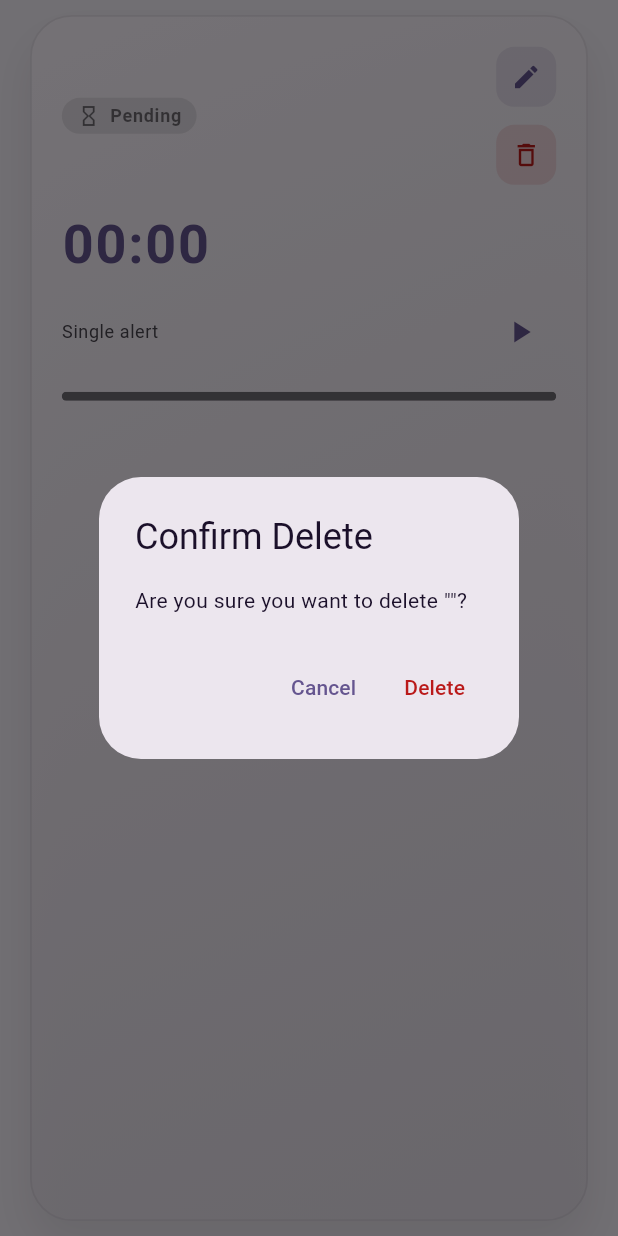
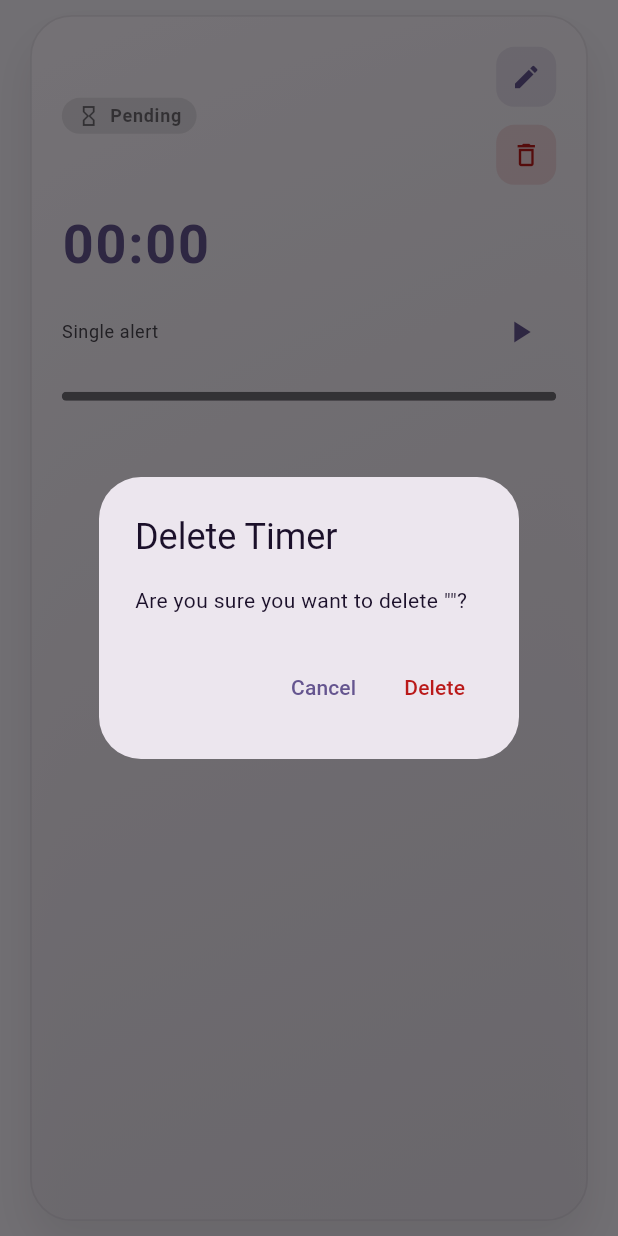
Before and after one commit to a58161017/kiuno-timer, a Flutter app: the TimerCardWidget widget shown alone on an empty page, opened directly with empty values, after a tap on the "delete outline" icon, on a phone screen of 412 x 824 dp. Run offline on Flutter 3.47's test engine with Material 3 defaults, Android fonts, the light colour scheme and no system bars; our stand-ins replace audioplayers, flutter_local_notifications, flutter_riverpod, shared_preferences, vibration; accounts and stored records are empty.

Commit message:
Provide in-repo localizations implementation

```diff
--- /dev/null
+++ b/lib/application/locale_provider.dart
@@ -0,0 +1,4 @@
+import 'package:flutter/widgets.dart';
+import 'package:flutter_riverpod/flutter_riverpod.dart';
+
+final currentLocaleProvider = StateProvider<Locale>((ref) => const Locale('en'));
--- /dev/null
+++ b/lib/l10n/app_en.arb
@@ -0,0 +1,64 @@
+{
+  "@@locale": "en",
+  "appTitle": "Kiuno Timer",
+  "timerListTitle": "My Timers",
+  "welcomeBack": "Welcome back",
+  "timerCount": "{count, plural, one {You have {count} timer} other {You have {count} timers}}",
+  "@timerCount": {
+    "description": "Displays how many timers the user has",
+    "placeholders": {
+      "count": {
+        "type": "int"
+      }
+    }
+  },
+  "emptyStateTitle": "Create your first timer",
+  "emptyStateDescription": "Organise workouts, focus sessions or reminders with beautifully crafted timers.",
+  "emptyStateAction": "Add timer",
+  "deleteTimerTitle": "Delete Timer",
+  "deleteTimerMessage": "Are you sure you want to delete \"{timerName}\"?",
+  "@deleteTimerMessage": {
+    "description": "Confirmation message shown before deleting a timer",
+    "placeholders": {
+      "timerName": {}
+    }
+  },
+  "cancelButton": "Cancel",
+  "deleteButton": "Delete",
+  "newTimerButton": "New Timer",
+  "addTimerTitleNew": "Add New Timer",
+  "addTimerTitleEdit": "Edit Timer",
+  "timerDetailsSection": "Timer details",
+  "timerNameLabel": "Timer Name",
+  "timerNameHint": "E.g., Focus Session",
+  "timerNameEmptyError": "Please enter a timer name",
+  "minutesLabel": "Minutes",
+  "secondsLabel": "Seconds",
+  "secondsRangeError": "Enter a value between 0 and 59",
+  "alertUntilStoppedLabel": "Alert until stopped",
+  "alertUntilStoppedDescription": "Keeps playing sound and vibration until you manually stop it.",
+  "saveTimer": "Save Timer",
+  "updateTimer": "Update Timer",
+  "singleAlertLabel": "Single alert",
+  "resumeAction": "Resume",
+  "startAction": "Start",
+  "pauseAction": "Pause",
+  "stopAction": "Stop",
+  "resetAction": "Reset",
+  "editTimerTooltip": "Edit Timer",
+  "deleteTimerTooltip": "Delete Timer",
+  "timerStatusPending": "Pending",
+  "timerStatusRunning": "Running",
+  "timerStatusPaused": "Paused",
+  "timerStatusFinished": "Finished",
+  "timerStatusAlerting": "Alerting",
+  "notificationTimerFinishedTicker": "Timer finished",
+  "notificationTimerFinishedTitle": "Timer finished",
+  "notificationTimerFinishedBody": "{timerName} has completed",
+  "@notificationTimerFinishedBody": {
+    "description": "Body text for timer finished notification",
+    "placeholders": {
+      "timerName": {}
+    }
+  }
+}
--- /dev/null
+++ b/lib/l10n/app_localizations.dart
@@ -0,0 +1,256 @@
+import 'dart:async';
+
+import 'package:flutter/foundation.dart';
+import 'package:flutter/widgets.dart';
+import 'package:flutter_localizations/flutter_localizations.dart';
+
+/// Simple localization class that provides English and Traditional Chinese
+/// strings without relying on Flutter's generated localization tool.
+class AppLocalizations {
+  AppLocalizations._(this.locale);
+
+  /// The locale that is actively used by this localization instance.
+  final Locale locale;
+
+  /// Delegate used by Flutter to load the localizations.
+  static const LocalizationsDelegate<AppLocalizations> delegate =
+      _AppLocalizationsDelegate();
+
+  /// Delegates consumed by [MaterialApp.localizationsDelegates].
+  static const List<LocalizationsDelegate<dynamic>> localizationsDelegates = [
+    delegate,
+    GlobalMaterialLocalizations.delegate,
+    GlobalWidgetsLocalizations.delegate,
+    GlobalCupertinoLocalizations.delegate,
+  ];
+
+  /// Locales supported by the application.
+  static const List<Locale> supportedLocales = [
+    Locale('en'),
+    Locale('zh', 'TW'),
+  ];
+
+  /// Lookup the closest [AppLocalizations] inside the widget tree.
+  static AppLocalizations? of(BuildContext context) {
+    return Localizations.of<AppLocalizations>(context, AppLocalizations);
+  }
+
+  /// Resolves the locale that should be used by the app. Only locales using
+  /// Traditional Chinese (Taiwan) are mapped to `zh_TW`; all other locales fall
+  /// back to English.
+  static Locale resolveLocale(Locale? locale, Iterable<Locale> supportedLocales) {
+    final resolved = _resolveLocale(locale);
+    return supportedLocales.firstWhere(
+      (supported) =>
+          supported.languageCode == resolved.languageCode &&
+          (supported.countryCode ?? '') == (resolved.countryCode ?? ''),
+      orElse: () => supportedLocales.first,
+    );
+  }
+
+  /// Synchronously loads the localization data.
+  static Future<AppLocalizations> load(Locale locale) {
+    return SynchronousFuture<AppLocalizations>(
+      AppLocalizations._(_resolveLocale(locale)),
+    );
+  }
+
+  static Locale _resolveLocale(Locale? locale) {
+    if (locale == null) {
+      return const Locale('en');
+    }
+
+    final languageCode = locale.languageCode.toLowerCase();
+    final countryCode = (locale.countryCode ?? '').toUpperCase();
+    final scriptCode = (locale.scriptCode ?? '').toLowerCase();
+
+    if (languageCode == 'zh' && (countryCode == 'TW' || scriptCode == 'hant')) {
+      return const Locale('zh', 'TW');
+    }
+
+    return const Locale('en');
+  }
+
+  String get _localeKey =>
+      locale.languageCode == 'zh' ? 'zh_TW' : _fallbackLocaleKey;
+
+  String get _fallbackLocaleKey => 'en';
+
+  String _string(String key) {
+    final values = _localizedValues[_localeKey];
+    if (values != null && values.containsKey(key)) {
+      return values[key]!;
+    }
+    final fallbackValues = _localizedValues[_fallbackLocaleKey]!;
+    return fallbackValues[key] ?? '';
+  }
+
+  String get appTitle => _string('appTitle');
+  String get timerListTitle => _string('timerListTitle');
+  String get welcomeBack => _string('welcomeBack');
+  String get emptyStateTitle => _string('emptyStateTitle');
+  String get emptyStateDescription => _string('emptyStateDescription');
+  String get emptyStateAction => _string('emptyStateAction');
+  String get deleteTimerTitle => _string('deleteTimerTitle');
+  String get cancelButton => _string('cancelButton');
+  String get deleteButton => _string('deleteButton');
+  String get newTimerButton => _string('newTimerButton');
+  String get addTimerTitleNew => _string('addTimerTitleNew');
+  String get addTimerTitleEdit => _string('addTimerTitleEdit');
+  String get timerDetailsSection => _string('timerDetailsSection');
+  String get timerNameLabel => _string('timerNameLabel');
+  String get timerNameHint => _string('timerNameHint');
+  String get timerNameEmptyError => _string('timerNameEmptyError');
+  String get minutesLabel => _string('minutesLabel');
+  String get secondsLabel => _string('secondsLabel');
+  String get secondsRangeError => _string('secondsRangeError');
+  String get alertUntilStoppedLabel => _string('alertUntilStoppedLabel');
+  String get alertUntilStoppedDescription => _string('alertUntilStoppedDescription');
+  String get saveTimer => _string('saveTimer');
+  String get updateTimer => _string('updateTimer');
+  String get singleAlertLabel => _string('singleAlertLabel');
+  String get resumeAction => _string('resumeAction');
+  String get startAction => _string('startAction');
+  String get pauseAction => _string('pauseAction');
+  String get stopAction => _string('stopAction');
+  String get resetAction => _string('resetAction');
+  String get editTimerTooltip => _string('editTimerTooltip');
+  String get deleteTimerTooltip => _string('deleteTimerTooltip');
+  String get timerStatusPending => _string('timerStatusPending');
+  String get timerStatusRunning => _string('timerStatusRunning');
+  String get timerStatusPaused => _string('timerStatusPaused');
+  String get timerStatusFinished => _string('timerStatusFinished');
+  String get timerStatusAlerting => _string('timerStatusAlerting');
+  String get notificationTimerFinishedTicker =>
+      _string('notificationTimerFinishedTicker');
+  String get notificationTimerFinishedTitle =>
+      _string('notificationTimerFinishedTitle');
+
+  String timerCount(int count) {
+    if (_localeKey == 'zh_TW') {
+      return '您共有 $count 個計時器';
+    }
+    final suffix = count == 1 ? 'timer' : 'timers';
+    return 'You have $count $suffix';
+  }
+
+  String deleteTimerMessage(String timerName) {
+    if (_localeKey == 'zh_TW') {
+      return '確定要刪除「$timerName」嗎？';
+    }
+    return 'Are you sure you want to delete "$timerName"?';
+  }
+
+  String notificationTimerFinishedBody(String timerName) {
+    if (_localeKey == 'zh_TW') {
+      return '$timerName 已經結束';
+    }
+    return '$timerName has completed';
+  }
+}
+
+class _AppLocalizationsDelegate
+    extends LocalizationsDelegate<AppLocalizations> {
+  const _AppLocalizationsDelegate();
+
+  @override
+  bool isSupported(Locale locale) {
+    final resolved = AppLocalizations._resolveLocale(locale);
+    return AppLocalizations.supportedLocales.any(
+      (supported) =>
+          supported.languageCode == resolved.languageCode &&
+          (supported.countryCode ?? '') == (resolved.countryCode ?? ''),
+    );
+  }
+
+  @override
+  Future<AppLocalizations> load(Locale locale) => AppLocalizations.load(locale);
+
+  @override
+  bool shouldReload(_AppLocalizationsDelegate old) => false;
+}
+
+const Map<String, Map<String, String>> _localizedValues = {
+  'en': {
+    'appTitle': 'Kiuno Timer',
+    'timerListTitle': 'My Timers',
+    'welcomeBack': 'Welcome back',
+    'emptyStateTitle': 'Create your first timer',
+    'emptyStateDescription':
+        'Organise workouts, focus sessions or reminders with beautifully crafted timers.',
+    'emptyStateAction': 'Add timer',
+    'deleteTimerTitle': 'Delete Timer',
+    'cancelButton': 'Cancel',
+    'deleteButton': 'Delete',
+    'newTimerButton': 'New Timer',
+    'addTimerTitleNew': 'Add New Timer',
+    'addTimerTitleEdit': 'Edit Timer',
+    'timerDetailsSection': 'Timer details',
+    'timerNameLabel': 'Timer Name',
+    'timerNameHint': 'E.g., Focus Session',
+    'timerNameEmptyError': 'Please enter a timer name',
+    'minutesLabel': 'Minutes',
+    'secondsLabel': 'Seconds',
+    'secondsRangeError': 'Enter a value between 0 and 59',
+    'alertUntilStoppedLabel': 'Alert until stopped',
+    'alertUntilStoppedDescription':
+        'Keeps playing sound and vibration until you manually stop it.',
+    'saveTimer': 'Save Timer',
+    'updateTimer': 'Update Timer',
+    'singleAlertLabel': 'Single alert',
+    'resumeAction': 'Resume',
+    'startAction': 'Start',
+    'pauseAction': 'Pause',
+    'stopAction': 'Stop',
+    'resetAction': 'Reset',
+    'editTimerTooltip': 'Edit Timer',
+    'deleteTimerTooltip': 'Delete Timer',
+    'timerStatusPending': 'Pending',
+    'timerStatusRunning': 'Running',
+    'timerStatusPaused': 'Paused',
+    'timerStatusFinished': 'Finished',
+    'timerStatusAlerting': 'Alerting',
+    'notificationTimerFinishedTicker': 'Timer finished',
+    'notificationTimerFinishedTitle': 'Timer finished',
+  },
+  'zh_TW': {
+    'appTitle': 'Kiuno 計時器',
+    'timerListTitle': '我的計時器',
+    'welcomeBack': '歡迎回來',
+    'emptyStateTitle': '建立第一個計時器',
+    'emptyStateDescription': '運動、專注或提醒都可以用漂亮的計時器來管理。',
+    'emptyStateAction': '新增計時器',
+    'deleteTimerTitle': '刪除計時器',
+    'cancelButton': '取消',
+    'deleteButton': '刪除',
+    'newTimerButton': '新增計時器',
+    'addTimerTitleNew': '新增計時器',
+    'addTimerTitleEdit': '編輯計時器',
+    'timerDetailsSection': '計時器詳細資訊',
+    'timerNameLabel': '計時器名稱',
+    'timerNameHint': '例如：專注時段',
+    'timerNameEmptyError': '請輸入計時器名稱',
+    'minutesLabel': '分鐘',
+    'secondsLabel': '秒',
+    'secondsRangeError': '範圍需為 0-59',
+    'alertUntilStoppedLabel': '持續提醒直到手動停止',
+    'alertUntilStoppedDescription': '會持續播放聲音與震動，直到您手動停止。',
+    'saveTimer': '儲存計時器',
+    'updateTimer': '更新計時器',
+    'singleAlertLabel': '提醒一次',
+    'resumeAction': '繼續',
+    'startAction': '開始',
+    'pauseAction': '暫停',
+    'stopAction': '停止',
+    'resetAction': '重設',
+    'editTimerTooltip': '編輯計時器',
+    'deleteTimerTooltip': '刪除計時器',
+    'timerStatusPending': '待開始',
+    'timerStatusRunning': '進行中',
+    'timerStatusPaused': '已暫停',
+    'timerStatusFinished': '已完成',
+    'timerStatusAlerting': '提醒中',
+    'notificationTimerFinishedTicker': '計時完成',
+    'notificationTimerFinishedTitle': '計時完成',
+  },
+};
--- a/lib/presentation/widgets/timer_card_widget.dart
+++ b/lib/presentation/widgets/timer_card_widget.dart
@@ -1,5 +1,6 @@
 import 'package:flutter/material.dart';
 import 'package:flutter_riverpod/flutter_riverpod.dart';
+import 'package:kiuno_timer/l10n/app_localizations.dart';
 
 import '../../../application/timer_list_provider.dart';
 import '../../../domain/entities/timer_model.dart';
@@ -31,6 +32,7 @@ class TimerCardWidget extends ConsumerWidget {
   Widget build(BuildContext context, WidgetRef ref) {
     final ColorScheme colorScheme = Theme.of(context).colorScheme;
     final TextTheme textTheme = Theme.of(context).textTheme;
+    final l10n = AppLocalizations.of(context)!;
 
     // Choose icon and color based on timer status.
     IconData statusIcon;
@@ -116,7 +118,7 @@ class TimerCardWidget extends ConsumerWidget {
                                   Icon(statusIcon, color: statusColor, size: 16),
                                   const SizedBox(width: 6),
                                   Text(
-                                    timer.status.name.substring(0, 1).toUpperCase() + timer.status.name.substring(1),
+                                    _statusLabel(timer.status, l10n),
                                     style: textTheme.labelMedium?.copyWith(color: statusColor, fontWeight: FontWeight.w600),
                                   ),
                                 ],
@@ -131,7 +133,7 @@ class TimerCardWidget extends ConsumerWidget {
                       children: [
                         _ActionIconButton(
                           icon: Icons.edit,
-                          tooltip: 'Edit Timer',
+                          tooltip: l10n.editTimerTooltip,
                           color: colorScheme.primary,
                           onTap: () {
                             Navigator.of(context).push(MaterialPageRoute(builder: (context) => AddTimerPage(timerToEdit: timer)));
@@ -140,25 +142,25 @@ class TimerCardWidget extends ConsumerWidget {
                         const SizedBox(height: 12),
                         _ActionIconButton(
                           icon: Icons.delete_outline,
-                          tooltip: 'Delete Timer',
+                          tooltip: l10n.deleteTimerTooltip,
                           color: colorScheme.error,
                           onTap: () {
                             showDialog(
                               context: context,
                               builder: (BuildContext dialogContext) {
                                 return AlertDialog(
-                                  title: const Text('Confirm Delete'),
-                                  content: Text('Are you sure you want to delete "${timer.name}"?'),
+                                  title: Text(l10n.deleteTimerTitle),
+                                  content: Text(l10n.deleteTimerMessage(timer.name)),
                                   actions: <Widget>[
                                     TextButton(
-                                      child: const Text('Cancel'),
+                                      child: Text(l10n.cancelButton),
                                       onPressed: () {
                                         Navigator.of(dialogContext).pop();
                                       },
                                     ),
                                     TextButton(
                                       style: TextButton.styleFrom(foregroundColor: colorScheme.error),
-                                      child: const Text('Delete'),
+                                      child: Text(l10n.deleteButton),
                                       onPressed: () {
                                         ref.read(timerListProvider.notifier).removeTimer(timer.id);
                                         Navigator.of(dialogContext).pop();
@@ -192,11 +194,13 @@ class TimerCardWidget extends ConsumerWidget {
                   children: [
                     Expanded(
                       child: Text(
-                        timer.alertUntilStopped ? 'Alert until stopped' : 'Single alert',
+                        timer.alertUntilStopped
+                            ? l10n.alertUntilStoppedLabel
+                            : l10n.singleAlertLabel,
                         style: textTheme.bodySmall?.copyWith(color: colorScheme.onSurfaceVariant),
                       ),
                     ),
-                    _buildControlButtons(context, ref, timer, colorScheme),
+                    _buildControlButtons(context, ref, timer, colorScheme, l10n),
                   ],
                 ),
                 const SizedBox(height: 16),
@@ -218,14 +222,20 @@ class TimerCardWidget extends ConsumerWidget {
   }
 
   /// Builds control buttons (play/pause/reset) based on timer state.
-  Widget _buildControlButtons(BuildContext context, WidgetRef ref, TimerModel timer, ColorScheme colorScheme) {
+  Widget _buildControlButtons(
+    BuildContext context,
+    WidgetRef ref,
+    TimerModel timer,
+    ColorScheme colorScheme,
+    AppLocalizations l10n,
+  ) {
     final notifier = ref.read(timerListProvider.notifier);
     final List<Widget> buttons = [];
 
     if (timer.isPending || timer.isPaused) {
       buttons.add(
         Tooltip(
-          message: timer.isPaused ? 'Resume' : 'Start',
+          message: timer.isPaused ? l10n.resumeAction : l10n.startAction,
           child: IconButton(
             icon: Icon(
               timer.isFinished || (timer.isPending && timer.remainingDuration == timer.totalDuration)
@@ -242,7 +252,7 @@ class TimerCardWidget extends ConsumerWidget {
     if (timer.isRunning) {
       buttons.add(
         Tooltip(
-          message: 'Pause',
+          message: l10n.pauseAction,
           child: IconButton(
             icon: Icon(Icons.pause, color: colorScheme.secondary),
             onPressed: () => notifier.pauseTimer(timer.id),
@@ -255,14 +265,14 @@ class TimerCardWidget extends ConsumerWidget {
       if (timer.alertUntilStopped && timer.remainingDuration.inMilliseconds == 0) {
         buttons.add(
           Tooltip(
-            message: 'Stop',
+            message: l10n.stopAction,
             child: IconButton(icon: Icon(Icons.stop, color: colorScheme.error), onPressed: () => notifier.resetTimer(timer.id)),
           ),
         );
       } else {
         buttons.add(
           Tooltip(
-            message: 'Reset',
+            message: l10n.resetAction,
             child: IconButton(
               icon: Icon(Icons.refresh, color: colorScheme.onSurface.withOpacity(0.7)),
               onPressed: () => notifier.resetTimer(timer.id),
@@ -276,6 +286,21 @@ class TimerCardWidget extends ConsumerWidget {
       return const SizedBox.shrink();
     }
     return buttons.length == 1 ? buttons.first : Wrap(spacing: 4, children: buttons);
+  }
+
+  String _statusLabel(TimerStatus status, AppLocalizations l10n) {
+    switch (status) {
+      case TimerStatus.pending:
+        return l10n.timerStatusPending;
+      case TimerStatus.running:
+        return l10n.timerStatusRunning;
+      case TimerStatus.paused:
+        return l10n.timerStatusPaused;
+      case TimerStatus.finished:
+        return l10n.timerStatusFinished;
+      case TimerStatus.alerting:
+        return l10n.timerStatusAlerting;
+    }
   }
 }
 
--- a/pubspec.yaml
+++ b/pubspec.yaml
@@ -30,6 +30,8 @@ environment:
 dependencies:
   flutter:
     sdk: flutter
+  flutter_localizations:
+    sdk: flutter
 
   # The following adds the Cupertino Icons font to your application.
   # Use with the CupertinoIcons class for iOS style icons.
@@ -40,6 +42,7 @@ dependencies:
   audioplayers: ^6.5.0
   vibration: ^3.1.3
   flutter_local_notifications: ^17.2.2
+  intl: ^0.19.0
 
 dev_dependencies:
   flutter_test:
@@ -57,6 +60,7 @@ dev_dependencies:
 
 # The following section is specific to Flutter packages.
 flutter:
+  generate: true
 
   # The following line ensures that the Material Icons font is
   # included with your application, so that you can use the icons in
```
Also changed, not shown: lib/application/timer_list_provider.dart (+14 -8 lines), lib/l10n/app_zh_TW.arb (added, +64 -0 lines), lib/main.dart (+13 -3 lines), lib/presentation/screens/add_timer_page.dart (+15 -12 lines), lib/presentation/screens/timer_list_page.dart (+14 -13 lines).
